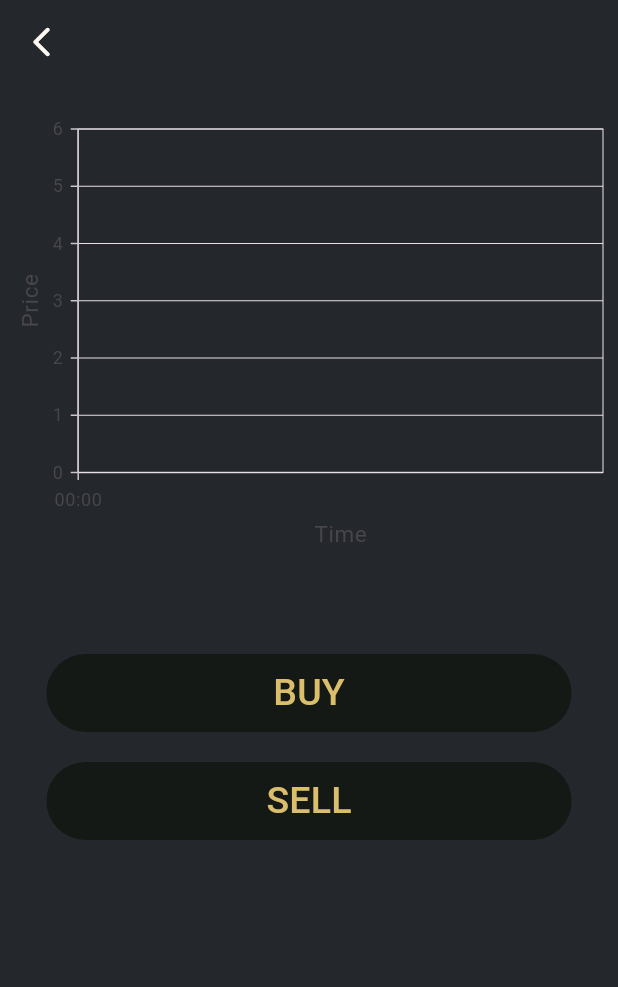
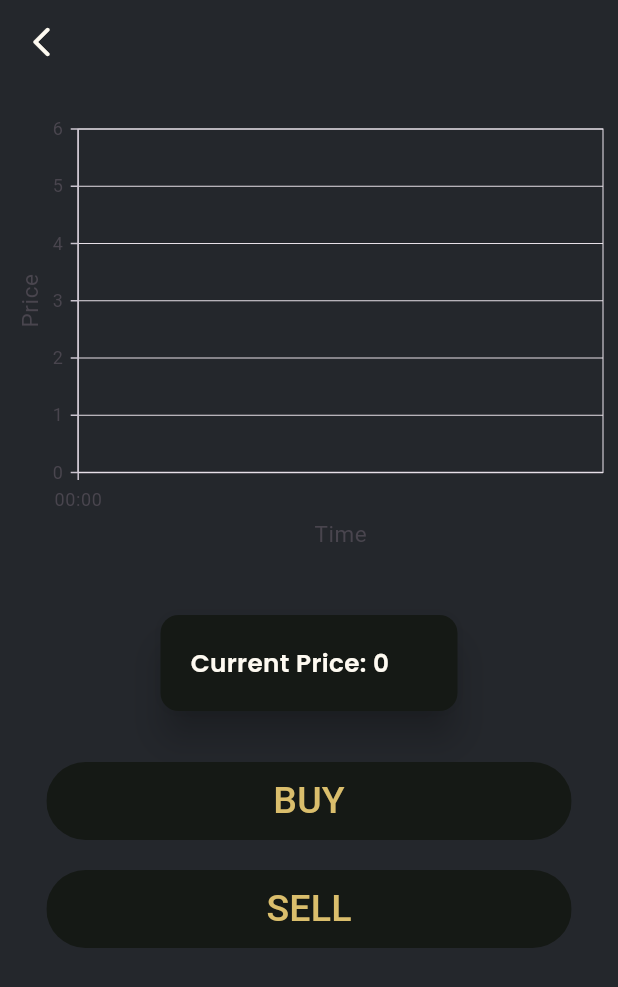
Before and after one commit to abhidhadke/fintech, a Flutter app: the StocksScreen screen opened directly with empty values, on a phone screen of 412 x 824 dp. Shown: the top 987 px of the screen. Run offline on Flutter 3.47's test engine with Material 2 defaults, Android fonts, the phone set to English and light mode, and no system bars; our stand-ins replace cloud_firestore, firebase_auth, firebase_core, firebase_messaging, flutter_local_notifications, google_fonts and 3 more; missing offline and left inert: dart:ffi; accounts and stored records are empty.

Commit message:
added stockprice in stocks screen

```diff
--- a/lib/main.dart
+++ b/lib/main.dart
@@ -27,8 +27,8 @@ Future<void> main() async {
   }catch(e){
     debugPrint('$e');
   }
-  final fcm = await FirebaseMessaging.instance.getToken();
-  debugPrint(fcm);
+  // final fcm = await FirebaseMessaging.instance.getToken();
+  // debugPrint(fcm);
 
   final prefs = await SharedPreferences.getInstance();
   bool login = prefs.getBool('login') ?? false;
--- a/lib/screens/Stocks/stock_screeen.dart
+++ b/lib/screens/Stocks/stock_screeen.dart
@@ -167,6 +167,30 @@ class _StocksScreenState extends State<StocksScreen>
                 //           ),
                 //   ),
                 // ),
+                SizedBox(
+                  width: constraints.maxWidth * 0.5,
+                  child: Card(
+                    elevation: 10,
+                    color: bgPrimary,
+                    child: Padding(
+                      padding: const EdgeInsets.all(20.0),
+                      child: Row(
+                        children: [
+                          Text('Current Price: ', style: GoogleFonts.poppins(
+                          fontSize: constraints.maxWidth * 0.04,
+                          color: secondary,
+                          fontWeight: FontWeight.w600),
+                          ),
+                          Text('${widget.stockPrice}', style: GoogleFonts.poppins(
+                              fontSize: constraints.maxWidth * 0.04,
+                              color: secondary,
+                              fontWeight: FontWeight.w600),
+                          )
+                        ],
+                      ),
+                    ),
+                  ),
+                ),
                 const SizedBox(
                   height: 30,
                 ),
```
